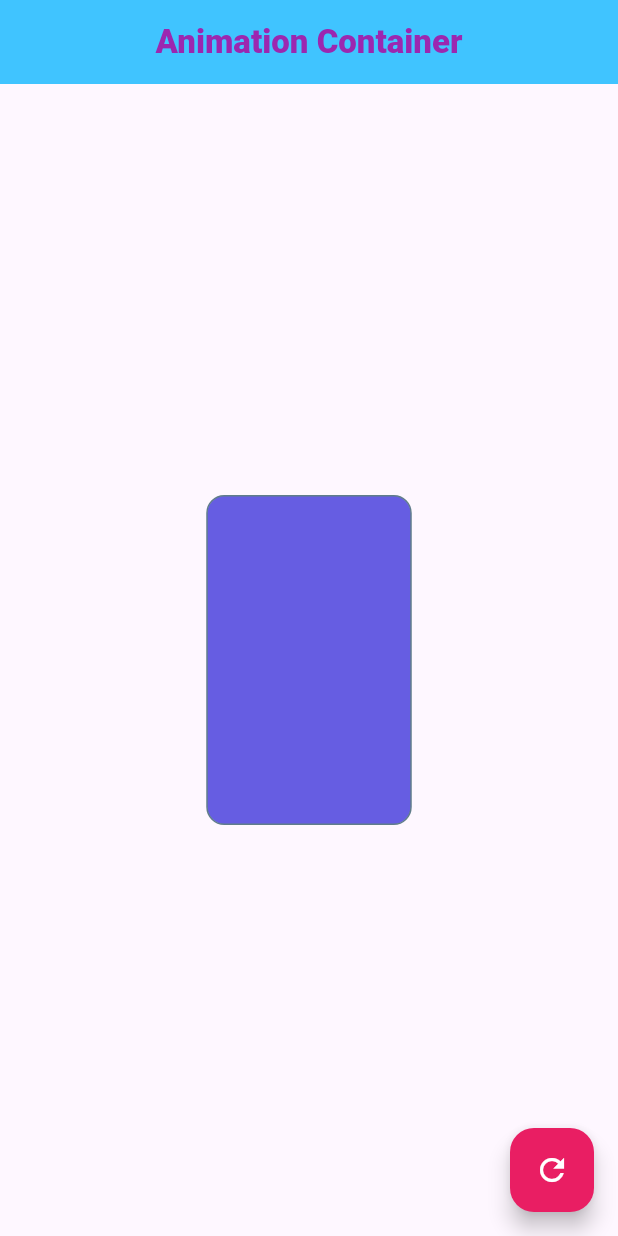
After one commit to arbabhussain7/Flutter-_Widgets-, a Flutter app: the screen it shows after launch, after a tap on the "refresh" icon, on a phone screen of 412 x 824 dp. The commit adds this screen. Run offline on Flutter 3.47's test engine with Material 3 defaults, Android fonts, the phone set to English and light mode, and no system bars; our stand-ins replace shared_preferences.

Commit message:
Concept of Animation Container

```diff
--- /dev/null
+++ b/lib/animatedContainer/animated_container.dart
@@ -0,0 +1,57 @@
+import 'dart:math';
+
+import 'package:flutter/material.dart';
+
+class AnimatedContainers extends StatefulWidget {
+  const AnimatedContainers({super.key});
+
+  @override
+  State<AnimatedContainers> createState() => _AnimatedContainersState();
+}
+
+class _AnimatedContainersState extends State<AnimatedContainers> {
+  double height = 100;
+  double width = 100;
+  Color color = Colors.amber;
+  @override
+  Widget build(BuildContext context) {
+    return Scaffold(
+      appBar: AppBar(
+        centerTitle: true,
+        title: const Text(
+          'Animation Container',
+          style: TextStyle(
+              fontSize: 22, fontWeight: FontWeight.w800, color: Colors.purple),
+        ),
+      ),
+      body: Center(
+        child: AnimatedContainer(
+          decoration: BoxDecoration(
+              color: color,
+              border: Border.all(color: Colors.blueGrey),
+              borderRadius: BorderRadius.circular(12)),
+          width: width,
+          height: height,
+          duration: Duration(milliseconds: 800),
+          curve: Curves.fastEaseInToSlowEaseOut,
+        ),
+      ),
+      floatingActionButton: FloatingActionButton(
+        backgroundColor: Colors.pink,
+        onPressed: () {
+          final random = Random();
+          height = random.nextInt(300).toDouble();
+          width = random.nextInt(300).toDouble();
+          color = Color.fromRGBO(
+              random.nextInt(232), random.nextInt(232), random.nextInt(232), 1);
+
+          setState(() {});
+        },
+        child: Icon(
+          Icons.refresh,
+          color: Colors.white,
+        ),
+      ),
+    );
+  }
+}
--- a/lib/main.dart
+++ b/lib/main.dart
@@ -1,4 +1,5 @@
 import 'package:flutter/material.dart';
+import 'package:shared_preference/animatedContainer/animated_container.dart';
 import 'package:shared_preference/reordeeListview/reorder_listview_builder.dart';
 
 void main() {
@@ -17,6 +18,6 @@ class MyApp extends StatelessWidget {
           colorScheme: ColorScheme.fromSeed(seedColor: Colors.deepPurple),
           useMaterial3: true,
         ),
-        home: ReorderListviewBuilder());
+        home: AnimatedContainers());
   }
 }
```
